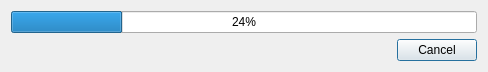
Before: the Qt Designer form dialogprocessdata.ui in horsicq/FormatWidgets, drawn with Qt 5.
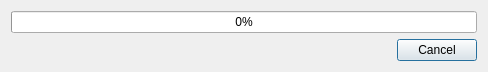
After: the same form once the commit is applied.

The edit to the form file:
```diff
--- a/dialogprocessdata.ui
+++ b/dialogprocessdata.ui
@@ -23,7 +23,7 @@
    <item>
     <widget class="QProgressBar" name="progressBar">
      <property name="value">
-      <number>24</number>
+      <number>0</number>
      </property>
      <property name="alignment">
       <set>Qt::AlignCenter</set>
```
